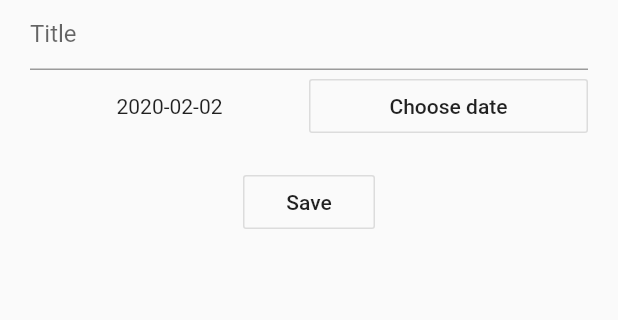
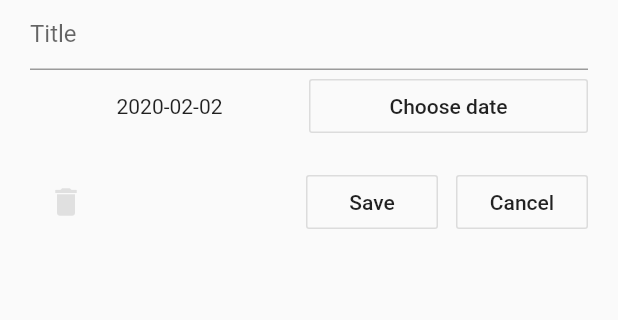
Before and after one commit to Gbr22/daycount, a Flutter app: the screen it shows after launch, after a tap on the "add" icon, on a phone screen of 412 x 824 dp, the part 158-478 px from its top. Run offline on Flutter 3.47's test engine with Material 2 defaults, Android fonts, the phone set to English and light mode, and no system bars; our stand-ins replace shared_preferences; project files that could hold a hidden picture were left out.

Commit message:
cancel and delete buttons

```diff
--- a/lib/widgets/infoSheet.dart
+++ b/lib/widgets/infoSheet.dart
@@ -6,6 +6,13 @@ import '../dataHandler.dart';
 import 'card.dart';
 
 class InfoSheet extends StatefulWidget {
+
+  DayRecord record;
+
+  InfoSheet(DayRecord record){
+    this.record = record;
+  }
+
   @override
   _InfoSheetState createState() => _InfoSheetState();
 }
@@ -98,7 +105,28 @@ class _InfoSheetState extends State<InfoSheet> {
                   ),
                   Padding(
                     padding: const EdgeInsets.symmetric(vertical: 16.0),
-                    child: OutlineButton(
+                    child:
+                    Align(
+                      alignment: Alignment.centerRight,
+                      child:Row(
+                        children: <Widget>[
+                          IconButton(
+                            icon: Icon(
+                              Icons.delete,
+                              color: widget.record != null ? Colors.red[900] : Colors.grey[300],
+
+                            ),
+                            onPressed: widget.record == null ? null : () {
+                              Navigator.of(context).pop();
+                            },
+                          ),
+                          Expanded(
+                            child: Container(),
+                          ),
+
+                          Container(
+                            margin: EdgeInsets.symmetric(horizontal: 12),
+                            child:OutlineButton(
                               onPressed: () {
                                 // Validate will return true if the form is valid, or false if
                                 // the form is invalid.
@@ -121,6 +149,16 @@ class _InfoSheetState extends State<InfoSheet> {
                               child: Text('Save'),
                             ),
                           ),
+                          OutlineButton(
+                            onPressed: () {
+                              Navigator.of(context).pop();
+                            },
+                            child: Text('Cancel'),
+                          ),
+                        ]
+                      )
+                    )
+                  ),
 
                 ],
               )
--- a/lib/widgets/navbar.dart
+++ b/lib/widgets/navbar.dart
@@ -30,7 +30,7 @@ class NavBar extends StatelessWidget {
             onPressed: () {
               showBottomSheet(
                     context: context,
-                    builder: (context) => InfoSheet(),
+                    builder: (context) => InfoSheet(null),
               );
             },
           ),
```
Lines whose indentation alone changed are shown as unchanged.
